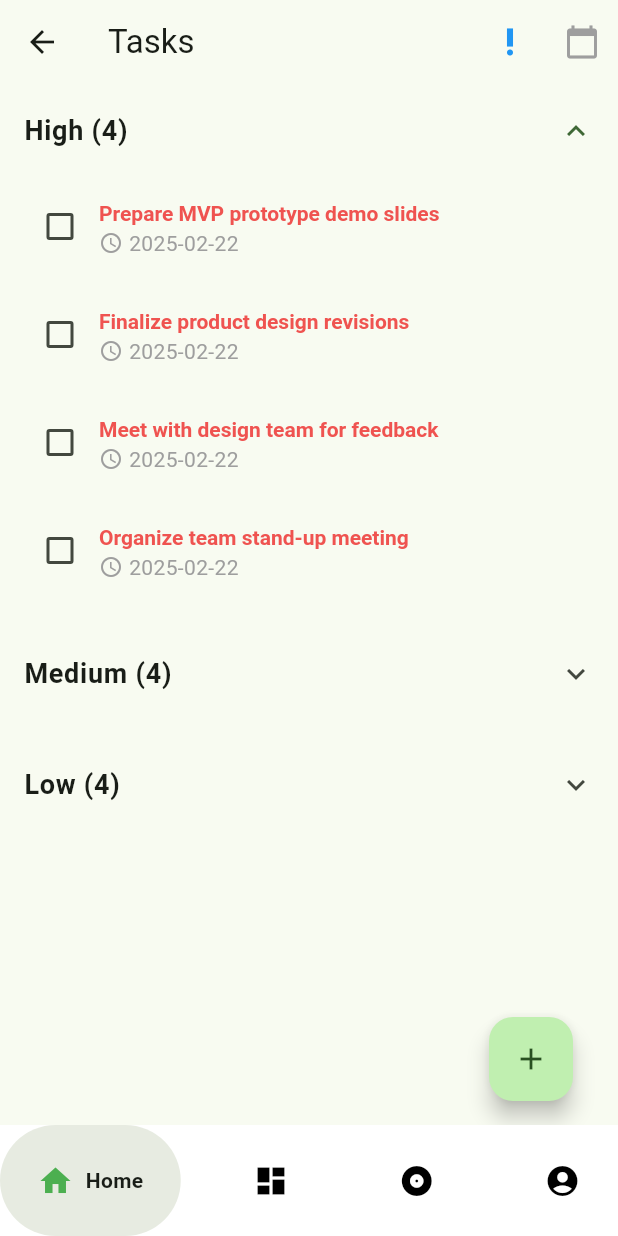
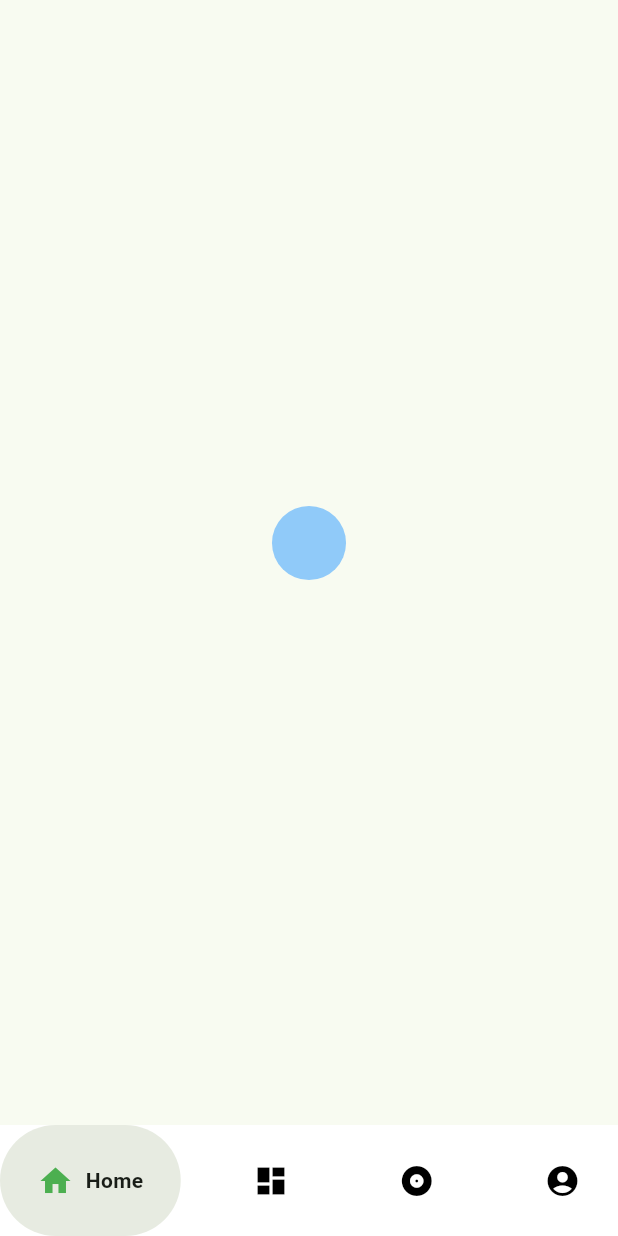
Before and after one commit to SalilMonga/cheesecakeFactory, a Flutter app: the NavigationBar screen opened by its route, on a phone screen of 412 x 824 dp. Run offline on Flutter 3.47's test engine with Material 3 defaults, Android fonts, the phone set to English and light mode, and no system bars; drawn by our look-alikes of google_nav_bar; our stand-ins replace audioplayers, confetti, flutter_secure_storage, sqflite, vibration; accounts and stored records are empty.

Commit message:
Added animation

```diff
--- a/cheesecakefactory/lib/NavigationBar.dart
+++ b/cheesecakefactory/lib/NavigationBar.dart
@@ -2,6 +2,7 @@ import 'package:cheesecakefactory/CalenderPage.dart';
 import 'package:cheesecakefactory/FocusPage.dart';
 import 'package:cheesecakefactory/component/task_list_page.dart';
 import 'package:cheesecakefactory/component/task_list_test.dart';
+import 'package:cheesecakefactory/component/welcome_page_animation.dart';
 import 'package:cheesecakefactory/profile.dart';
 import 'package:flutter/material.dart';
 import 'package:google_nav_bar/google_nav_bar.dart';
@@ -15,6 +16,7 @@ class NavigationBar extends StatefulWidget {
 
 class _NavigationBarState extends State<NavigationBar> {
   int _selectedIndex = 0; // Track selected tab index
+  bool _showWelcomeOverlay = true;
 
   final List<Widget> _pages = [
     // MyHomePage(title: 'Home'),
@@ -31,10 +33,25 @@ class _NavigationBarState extends State<NavigationBar> {
     });
   }
 
+  void _hideWelcomeOverlay() {
+    setState(() {
+      _showWelcomeOverlay = false;
+    });
+  }
+
   @override
   Widget build(BuildContext context) {
     return Scaffold(
-      body: _pages[_selectedIndex], // Display the selected page
+      body: Stack(
+        children: [
+          _pages[_selectedIndex], // Display the selected page
+          if (_showWelcomeOverlay)
+            WelcomePage(
+              firstName: 'User',
+              onAnimationComplete: _hideWelcomeOverlay,
+            ),
+        ],
+      ),
       bottomNavigationBar: GNav(
         backgroundColor: Colors.white,
         color: Colors.black, // Default icon color
--- /dev/null
+++ b/cheesecakefactory/lib/component/welcome_page_animation.dart
@@ -0,0 +1,156 @@
+import 'package:flutter/material.dart';
+
+class WelcomePage extends StatefulWidget {
+  final String firstName;
+  final VoidCallback onAnimationComplete;
+
+  const WelcomePage({
+    super.key,
+    required this.firstName,
+    required this.onAnimationComplete,
+  });
+
+  @override
+  _WelcomePageState createState() => _WelcomePageState();
+}
+
+class _WelcomePageState extends State<WelcomePage>
+    with SingleTickerProviderStateMixin {
+  late AnimationController _controller;
+  late Animation<double> _shrinkAnimation;
+  Offset? _circleCenter;
+
+  @override
+  void initState() {
+    super.initState();
+
+    _controller = AnimationController(
+      vsync: this,
+      duration: const Duration(seconds: 2), // Animation duration
+    );
+
+    WidgetsBinding.instance.addPostFrameCallback((_) {
+      // Calculate the center point after the first frame is rendered
+      final size = MediaQuery.of(context).size;
+      setState(() {
+        _circleCenter =
+            size.center(Offset.zero) - const Offset(0, 50); // Move 50 pixels up
+      });
+      _controller.forward().then((_) {
+        widget.onAnimationComplete(); // Notify parent when animation finishes
+      });
+      // Start the animation after a short delay
+      // Future.delayed(const Duration(milliseconds: 10), () {
+
+      // });
+    });
+  }
+
+  @override
+  void dispose() {
+    _controller.dispose();
+    super.dispose();
+  }
+
+  @override
+  Widget build(BuildContext context) {
+    // Set up the shrinking animation
+    final size = MediaQuery.of(context).size;
+    _shrinkAnimation = Tween<double>(
+      begin: size.longestSide * 1.5, // Start fully covering the screen
+      end: 0, // Shrink to a point
+    ).animate(CurvedAnimation(
+      parent: _controller,
+      curve: Curves.easeInOut,
+    ));
+
+    // Show a placeholder while waiting for layout to calculate the center
+    if (_circleCenter == null) {
+      return Container(
+        color: Theme.of(context).brightness == Brightness.dark
+            ? Colors.blue.shade900
+            : Colors.blue.shade200,
+      );
+    }
+
+    return AnimatedBuilder(
+      animation: _controller,
+      builder: (context, child) {
+        return Stack(
+          children: [
+            // Underlying page content (OrganizationsPage)
+            Positioned.fill(
+              child: Container(
+                color: Theme.of(context).scaffoldBackgroundColor,
+              ),
+            ),
+            // Shrinking circle overlay
+            Positioned.fill(
+              child: ClipPath(
+                clipper: CircleRevealClipper(
+                  radius: _shrinkAnimation.value,
+                  center: _circleCenter!,
+                ),
+                child: Container(
+                  color: Theme.of(context).brightness == Brightness.dark
+                      ? Colors.blue.shade900
+                      : Colors.blue.shade200,
+                  child: Center(
+                    child: _shrinkAnimation.value >
+                            50 // Show text while the circle is large
+                        ? Column(
+                            mainAxisSize: MainAxisSize.min,
+                            children: [
+                              Text(
+                                'Hi, ${widget.firstName}!',
+                                style: Theme.of(context)
+                                    .textTheme
+                                    .headlineMedium
+                                    ?.copyWith(
+                                      fontWeight: FontWeight.bold,
+                                      color: Colors.white,
+                                    ),
+                              ),
+                              const SizedBox(height: 16),
+                              Text(
+                                'Welcome to Garage Finder',
+                                style: Theme.of(context)
+                                    .textTheme
+                                    .titleMedium
+                                    ?.copyWith(
+                                      color: Colors.white70,
+                                    ),
+                              ),
+                            ],
+                          )
+                        : null,
+                  ),
+                ),
+              ),
+            ),
+          ],
+        );
+      },
+    );
+  }
+}
+
+// Custom clipper for shrinking circle
+class CircleRevealClipper extends CustomClipper<Path> {
+  final double radius;
+  final Offset center;
+
+  CircleRevealClipper({required this.radius, required this.center});
+
+  @override
+  Path getClip(Size size) {
+    final path = Path();
+    path.addOval(Rect.fromCircle(center: center, radius: radius));
+    return path;
+  }
+
+  @override
+  bool shouldReclip(CircleRevealClipper oldClipper) {
+    return oldClipper.radius != radius || oldClipper.center != center;
+  }
+}
```
Also changed, not shown: cheesecakefactory/pubspec.lock.
